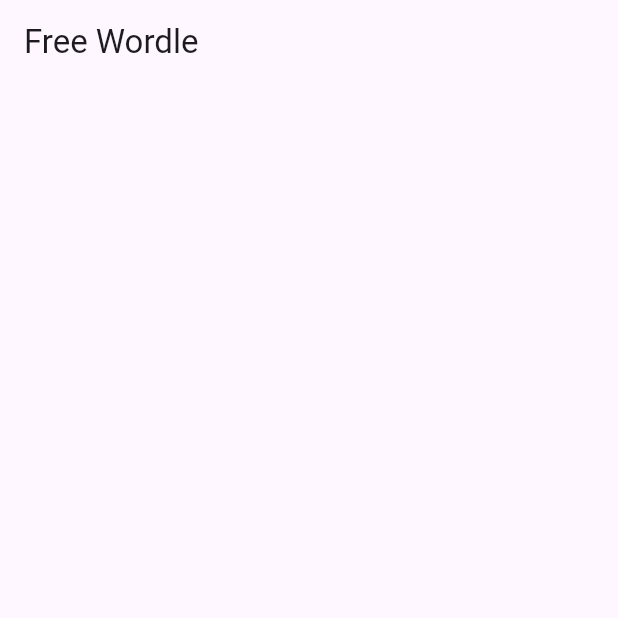
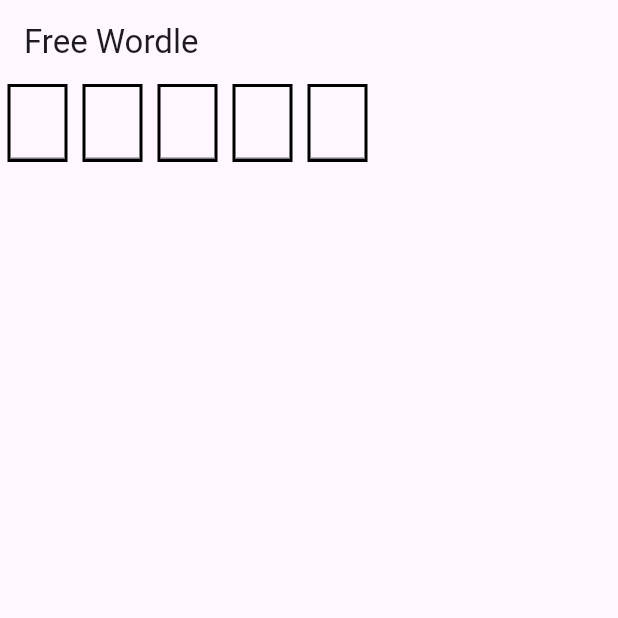
Before and after one commit to sahilbaig/free-wordle-final, a Flutter app: the screen it shows after launch, on a phone screen of 412 x 824 dp, the top half of it. Run offline on Flutter 3.47's test engine with Material 3 defaults, Android fonts, the phone set to English and light mode, and no system bars.

Commit message:
dont want to mess up

```diff
--- a/lib/pages/home.dart
+++ b/lib/pages/home.dart
@@ -1,4 +1,5 @@
 import 'package:flutter/material.dart';
+import 'package:free_wordle/pages/text_bar.dart';
 
 class Home extends StatelessWidget {
   const Home({super.key});
@@ -9,6 +10,9 @@
       appBar: AppBar(
         title: Text("Free Wordle"),
       ),
+      body: Column(
+        children: [TextBar()],
+      ),
     );
   }
 }
--- /dev/null
+++ b/lib/pages/text_bar.dart
@@ -0,0 +1,41 @@
+import 'package:flutter/material.dart';
+
+class TextBar extends StatefulWidget {
+  const TextBar({super.key});
+  static const String CorrectWord = "Msow";
+
+  @override
+  State<TextBar> createState() => _TextBarState();
+}
+
+class _TextBarState extends State<TextBar> {
+  final textController = List.generate(5, (index) => TextEditingController());
+  final focusNodes = List.generate(5, (index) => FocusNode());
+  final correctWord = "meow".toLowerCase();
+
+  @override
+  Widget build(BuildContext context) {
+    return Row(
+      children: List.generate(5, (index) {
+        return Container(
+          margin: EdgeInsets.symmetric(horizontal: 5),
+          decoration:
+              BoxDecoration(border: Border.all(color: Colors.black, width: 2)),
+          width: 40,
+          child: TextField(
+            focusNode: focusNodes[index],
+            textAlign: TextAlign.center,
+            controller: textController[index],
+            maxLength: 1,
+            decoration: InputDecoration(counterText: ""),
+            onChanged: (value) {
+              if (value.isNotEmpty && index < 4) {
+                FocusScope.of(context).requestFocus(focusNodes[index + 1]);
+              }
+            },
+          ),
+        );
+      }),
+    );
+  }
+}
```
